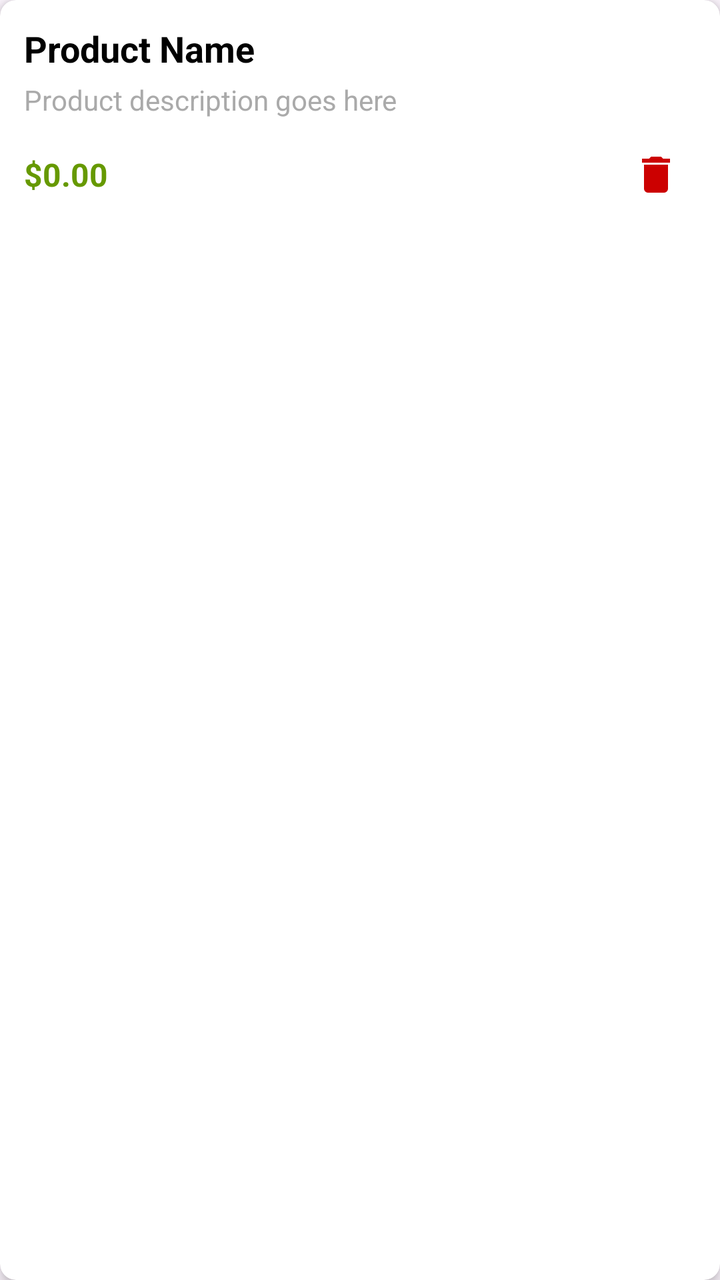
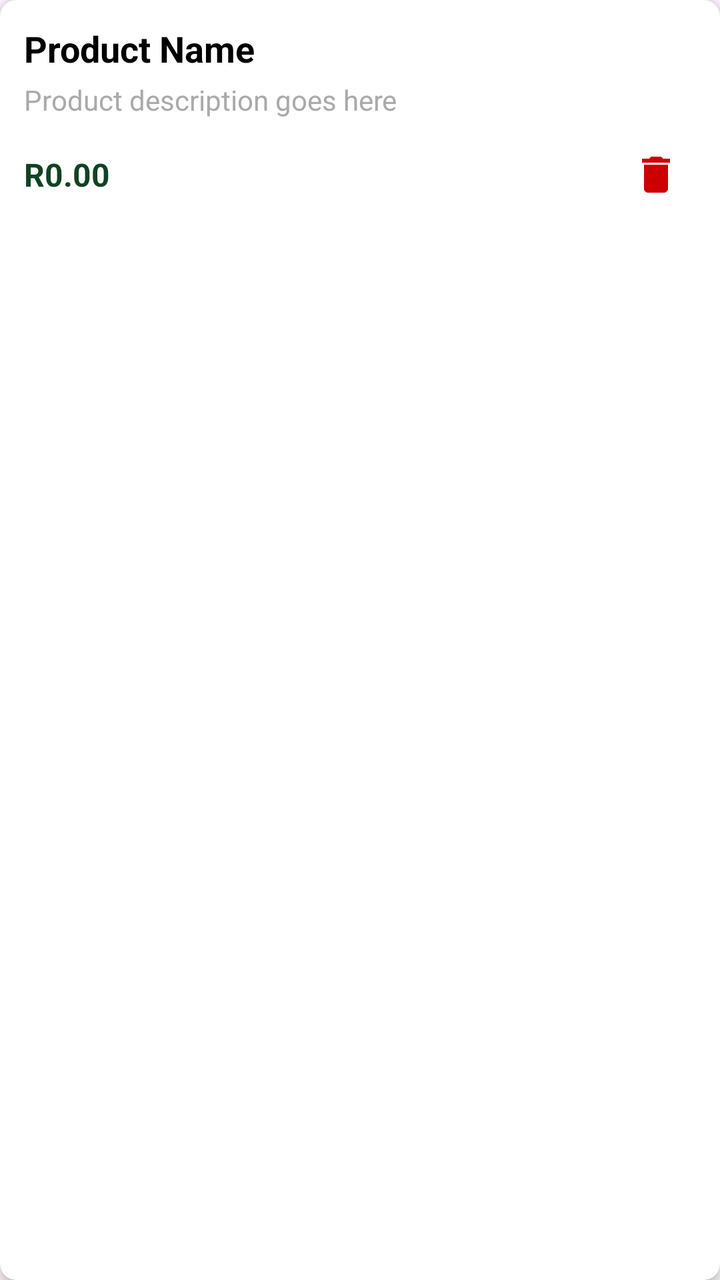

Two renders of the same Android screen: before a commit and after it. Below are the layout's source before the change and the commit's diff.
<!-- AndroidManifest.xml: application theme Theme.GeoConnect -->
<!-- res/layout/item_product.xml -->
<androidx.cardview.widget.CardView xmlns:android="http://schemas.android.com/apk/res/android"
    android:layout_width="match_parent"
    android:layout_height="wrap_content"
    xmlns:app="http://schemas.android.com/apk/res-auto"
    android:layout_margin="8dp"
    app:cardCornerRadius="8dp"
    app:cardElevation="4dp">

    <LinearLayout
        android:layout_width="match_parent"
        android:layout_height="wrap_content"
        android:orientation="vertical"
        android:padding="12dp">

        
        <TextView
            android:id="@+id/tvProductName"
            android:layout_width="match_parent"
            android:layout_height="wrap_content"
            android:text="Product Name"
            android:textStyle="bold"
            android:textSize="18sp"
            android:textColor="@android:color/black"/>

        
        <TextView
            android:id="@+id/tvProductDescription"
            android:layout_width="match_parent"
            android:layout_height="wrap_content"
            android:text="Product description goes here"
            android:textSize="14sp"
            android:textColor="@android:color/darker_gray"
            android:layout_marginTop="4dp"/>

        
        <LinearLayout
            android:layout_width="match_parent"
            android:layout_height="wrap_content"
            android:orientation="horizontal"
            android:gravity="center_vertical"
            android:layout_marginTop="8dp">

            
            <TextView
                android:id="@+id/tvProductPrice"
                android:layout_width="wrap_content"
                android:layout_height="wrap_content"
                android:text="$0.00"
                android:textStyle="bold"
                android:textSize="16sp"
                android:textColor="@android:color/holo_green_dark"/>

            
            <View
                android:layout_width="0dp"
                android:layout_height="0dp"
                android:layout_weight="1" />

            
            <ImageButton
                android:id="@+id/btnDelete"
                android:layout_width="40dp"
                android:layout_height="40dp"
                android:background="?attr/selectableItemBackgroundBorderless"
                android:contentDescription="Delete Product"
                android:src="@drawable/ic_delete"
                app:tint="@android:color/holo_red_dark"/>
        </LinearLayout>

    </LinearLayout>

</androidx.cardview.widget.CardView>
<!-- resources referenced by this layout -->
<resources>
  <!-- drawable ic_delete (drawable) -->
  <vector xmlns:android="http://schemas.android.com/apk/res/android" android:height="24dp" android:width="24dp" android:viewportWidth="24" android:viewportHeight="24">
      <path android:fillColor="#000000" android:pathData="M19,4H15.5L14.5,3H9.5L8.5,4H5V6H19M6,19A2,2 0 0,0 8,21H16A2,2 0 0,0 18,19V7H6V19Z"/>
  </vector>
  <style name="Theme.GeoConnect" parent="Base.Theme.GeoConnect" />
  <style name="Base.Theme.GeoConnect" parent="Theme.Material3.DayNight.NoActionBar">
          
          
      </style>
</resources>

<!-- the commit's change to res/layout/item_product.xml (unified diff, before → after) -->
@@ -3,6 +3,7 @@
     android:layout_height="wrap_content"
     xmlns:app="http://schemas.android.com/apk/res-auto"
     android:layout_margin="8dp"
+    android:backgroundTint="#FFFFFF"
     app:cardCornerRadius="8dp"
     app:cardElevation="4dp">
 
@@ -12,7 +13,6 @@
         android:orientation="vertical"
         android:padding="12dp">
 
-        
         <TextView
             android:id="@+id/tvProductName"
             android:layout_width="match_parent"
@@ -22,7 +22,6 @@
             android:textSize="18sp"
             android:textColor="@android:color/black"/>
 
-        
         <TextView
             android:id="@+id/tvProductDescription"
             android:layout_width="match_parent"
@@ -32,31 +31,26 @@
             android:textColor="@android:color/darker_gray"
             android:layout_marginTop="4dp"/>
 
-        
         <LinearLayout
             android:layout_width="match_parent"
             android:layout_height="wrap_content"
             android:orientation="horizontal"
             android:gravity="center_vertical"
             android:layout_marginTop="8dp">
-
-            
             <TextView
                 android:id="@+id/tvProductPrice"
                 android:layout_width="wrap_content"
                 android:layout_height="wrap_content"
-                android:text="$0.00"
+                android:text="R0.00"
                 android:textStyle="bold"
                 android:textSize="16sp"
-                android:textColor="@android:color/holo_green_dark"/>
+                android:textColor="#114224"/>
 
-            
             <View
                 android:layout_width="0dp"
                 android:layout_height="0dp"
                 android:layout_weight="1" />
 
-            
             <ImageButton
                 android:id="@+id/btnDelete"
                 android:layout_width="40dp"
